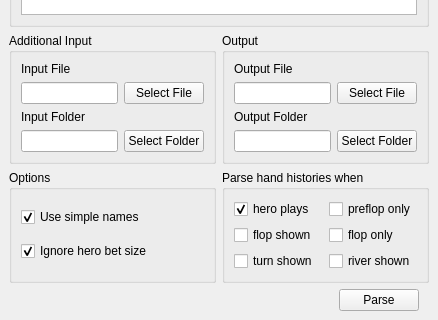
The window that src/historyparser.ui (Z0mBee/HandHistoryParser) describes before a commit, drawn with Qt 5; both pictures show x 0 to 438 and y 292 to 612 of the 438 by 612 pixel window.
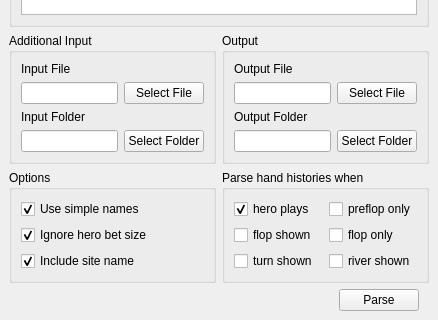
The same window after the commit. Icons and pictures are not drawn.

Commit message: Ordered balances according to preflop position and added include site name option

```diff
--- a/src/historyparser.ui
+++ b/src/historyparser.ui
@@ -178,6 +178,16 @@
          </property>
         </widget>
        </item>
+       <item>
+        <widget class="QCheckBox" name="checkBoxSiteName">
+         <property name="text">
+          <string>Include site name</string>
+         </property>
+         <property name="checked">
+          <bool>true</bool>
+         </property>
+        </widget>
+       </item>
       </layout>
      </widget>
     </item>
```
The commit also changes 4 other files.
